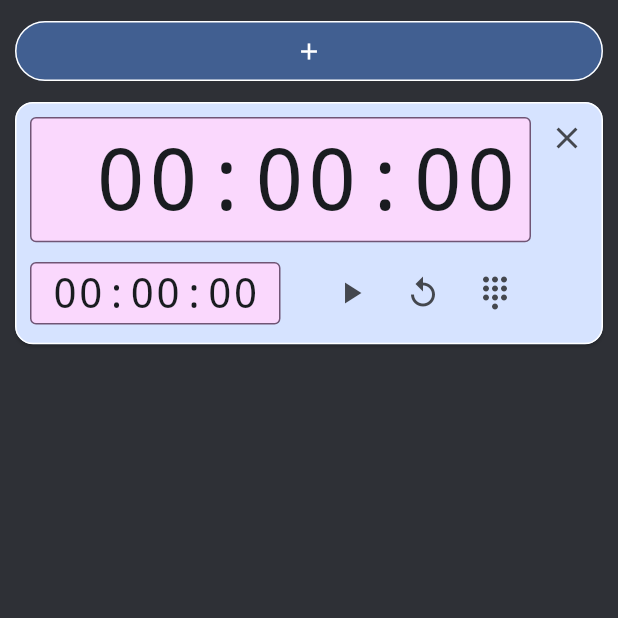
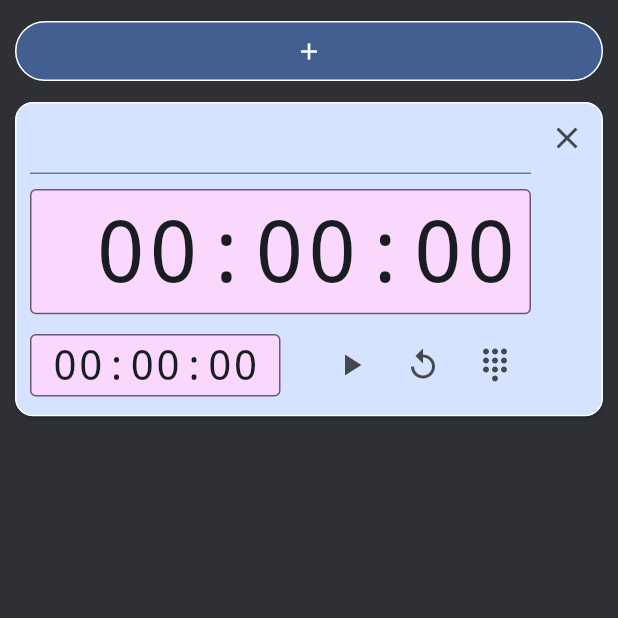
Before and after one commit to mendelbrot/trill, a Flutter app: the screen it shows after launch, after a tap on the "add" icon, on a phone screen of 412 x 824 dp, the top half of it. Run offline on Flutter 3.47's test engine with Material 3 defaults, Android fonts, the phone set to English and light mode, and no system bars; our stand-ins replace audioplayers; missing offline and left inert: animated_mesh_gradient.

Commit message:
timer naming

```diff
--- a/lib/home_stack.dart
+++ b/lib/home_stack.dart
@@ -8,7 +8,8 @@ class HomeStack extends StatelessWidget {
     var appState = context.watch<AppState>();
     final theme = Theme.of(context);
 
-    return Scaffold(
+    return SafeArea(
+      child: Scaffold(
         backgroundColor: theme.colorScheme.inverseSurface,
         body: ReorderableListView(
           header: Padding(
@@ -30,6 +31,7 @@ class HomeStack extends StatelessWidget {
           onReorder: appState.onReorderCallback,
           children: [for (var timer in appState.timers) timer],
         ),
+      ),
     );
   }
 }
--- a/lib/single_timer.dart
+++ b/lib/single_timer.dart
@@ -21,11 +21,14 @@ class _SingleTimerState extends State<SingleTimer> {
   bool _isRunning = false;
   bool _isSoundingAlarm = false;
 
+  final TextEditingController _timerNameController = TextEditingController();
+
   final _player = AudioPlayer();
 
   @override
   void dispose() {
     _timer?.cancel();
+    _timerNameController.dispose();
     _player.dispose();
     super.dispose();
   }
@@ -125,6 +128,13 @@ class _SingleTimerState extends State<SingleTimer> {
             crossAxisAlignment: CrossAxisAlignment.stretch,
             children: [
               Padding(
+                padding: const EdgeInsets.only(left: 10),
+                child: TextField(
+                  controller: _timerNameController,
+                  style: TextStyle(fontWeight: FontWeight.bold),
+                ),
+              ),
+              Padding(
                 padding: const EdgeInsets.only(top: 10, left: 10, bottom: 10),
                 child: TimeDisplay(
                   seconds: _seconds,
```
Lines whose indentation alone changed are shown as unchanged.
